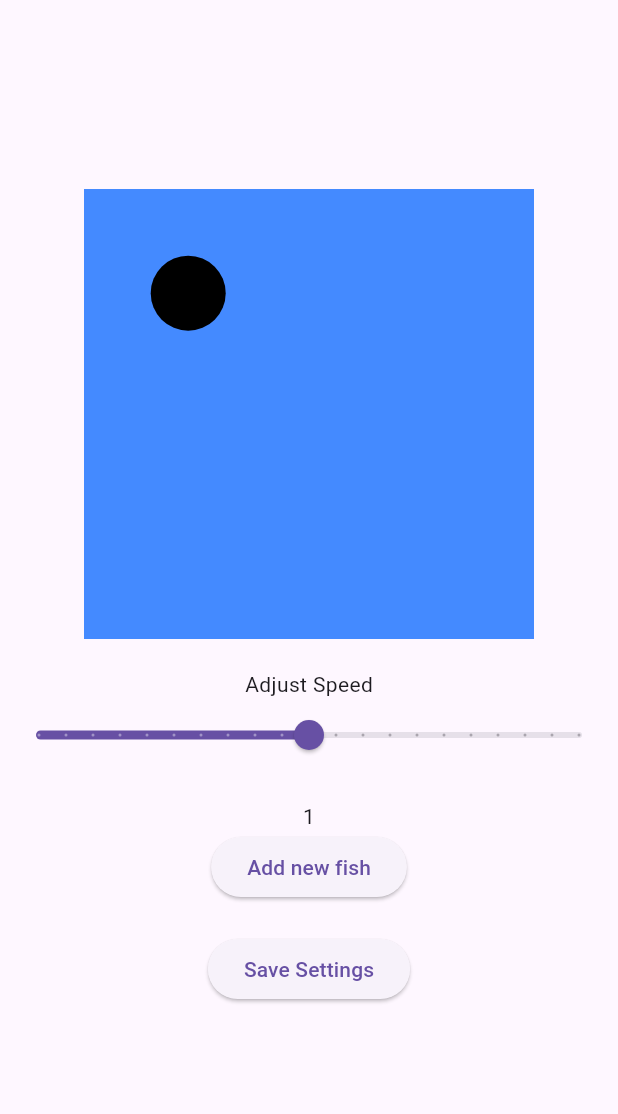
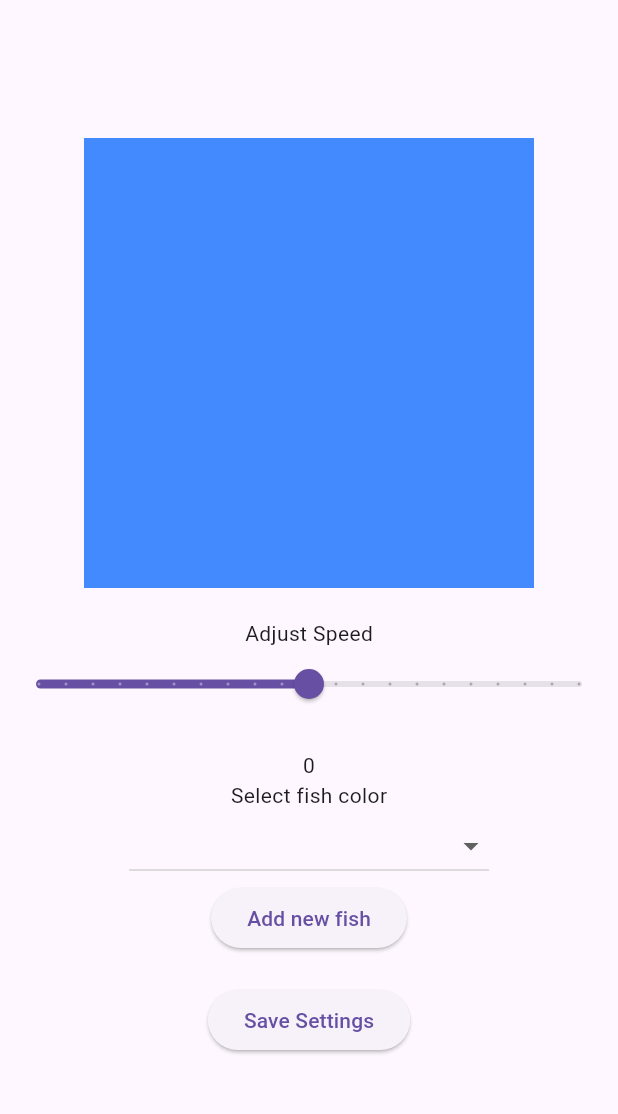
Before and after one commit to iKeiNagai/Mobile-Apps, a Flutter app: the screen it shows after launch, after a tap on "Add new fish", on a phone screen of 412 x 824 dp, the part 63-1177 px from its top. Run offline on Flutter 3.47's test engine with Material 3 defaults, Android fonts, the phone set to English and light mode, and no system bars; missing offline and left inert: window_size.

Commit message:
dropdown to select color

```diff
--- a/virtual_aquarium/lib/main.dart
+++ b/virtual_aquarium/lib/main.dart
@@ -24,6 +24,7 @@ class _virtualAquarium extends State<virtualAquarium> with SingleTickerProviderS
   final double aquariumWidth = 300;
   final double aquariumHeight = 300;
   double speed = 1.0;
+  Color? selected;
 
 
   @override
@@ -84,10 +85,31 @@ class _virtualAquarium extends State<virtualAquarium> with SingleTickerProviderS
               ),
               SizedBox(height: 20),
               Text(fishes.length.toString()),
+              Text("Select fish color"),
+              DropdownButton<Color>(
+                value: selected,
+                items: Colors.primaries.map((Color color){
+                  return DropdownMenuItem<Color>(
+                    value: color,
+                    child: Padding(
+                      padding: const EdgeInsets.all(8.0),
+                      child: Container(
+                        width: 200,
+                        height: 50,
+                        color: color,
+                      ),
+                    ));
+                }).toList(),
+                onChanged: (Color? newValue){
+                  selected = newValue!;
+                },
+              ),
               ElevatedButton(
                 onPressed: (){
                   setState(() {
-                    fishes.add(Fish(color: Colors.black, aquariumWidth: aquariumWidth, aquariumHeight: aquariumHeight));
+                    if(selected != null){
+                    fishes.add(Fish(color: selected, aquariumWidth: aquariumWidth, aquariumHeight: aquariumHeight));
+                    }
                   });
                 },
                 child: Text('Add new fish')
@@ -104,7 +126,7 @@ class _virtualAquarium extends State<virtualAquarium> with SingleTickerProviderS
 }}
 
 class Fish{
-  final Color color;
+  final Color? color;
   Offset position;
   Offset velocity;
 
```
